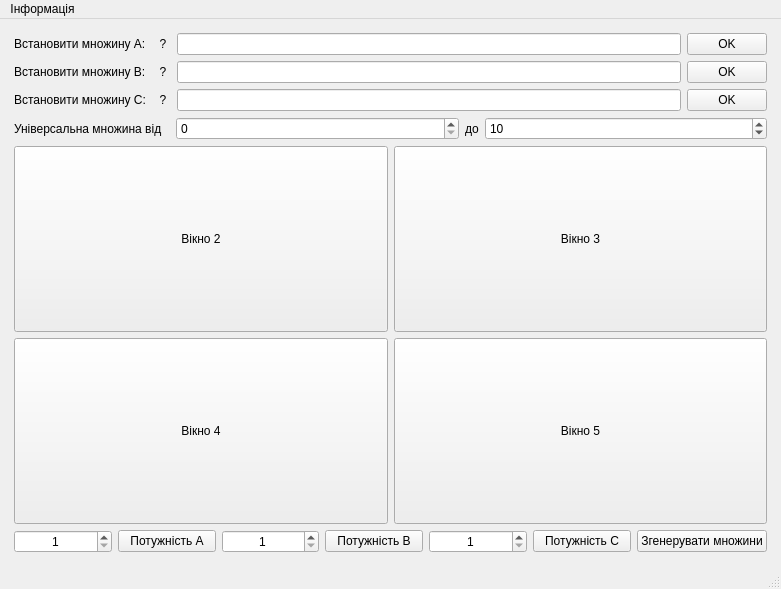
Above: MainWindowForm.ui from s3rbug/DiscreteMathLab1 before the change. Below: the same form after it.
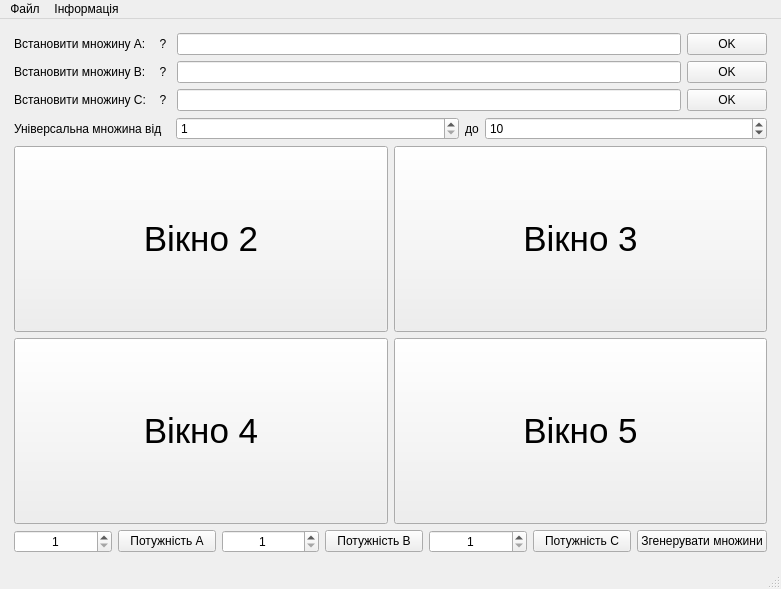
That is the form after the change.

```diff
--- a/MainWindowForm.ui
+++ b/MainWindowForm.ui
@@ -204,6 +204,9 @@
             <verstretch>0</verstretch>
            </sizepolicy>
           </property>
+          <property name="minimum">
+           <number>1</number>
+          </property>
          </widget>
         </item>
         <item>
@@ -322,7 +325,9 @@
            </sizepolicy>
           </property>
           <property name="styleSheet">
-           <string notr="true"/>
+           <string notr="true">QPushButton {
+	font-size: 35px;
+}</string>
           </property>
           <property name="text">
            <string>Вікно 3</string>
@@ -338,7 +343,9 @@
            </sizepolicy>
           </property>
           <property name="styleSheet">
-           <string notr="true"/>
+           <string notr="true">QPushButton {
+	font-size: 35px;
+}</string>
           </property>
           <property name="text">
            <string>Вікно 2</string>
@@ -353,6 +360,11 @@
             <verstretch>1</verstretch>
            </sizepolicy>
           </property>
+          <property name="styleSheet">
+           <string notr="true">QPushButton {
+	font-size: 35px;
+}</string>
+          </property>
           <property name="text">
            <string>Вікно 5</string>
           </property>
@@ -366,6 +378,11 @@
             <verstretch>1</verstretch>
            </sizepolicy>
           </property>
+          <property name="styleSheet">
+           <string notr="true">QPushButton {
+	font-size: 35px;
+}</string>
+          </property>
           <property name="text">
            <string>Вікно 4</string>
           </property>
@@ -392,6 +409,13 @@
     </property>
     <addaction name="information"/>
    </widget>
+   <widget class="QMenu" name="menu_2">
+    <property name="title">
+     <string>Файл</string>
+    </property>
+    <addaction name="save_all_files"/>
+   </widget>
+   <addaction name="menu_2"/>
    <addaction name="menu"/>
   </widget>
   <widget class="QStatusBar" name="statusbar"/>
```
Left out of the diff: 14 changed lines with no effect on the pictures.
